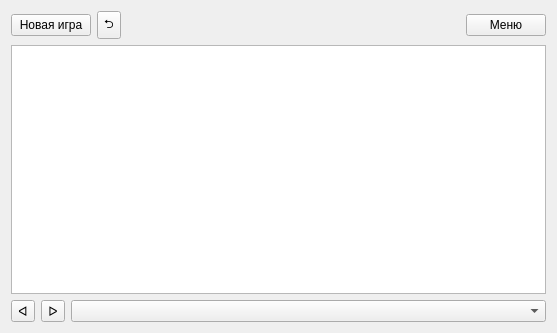
The window that src/gui/screen_game/screen_game.ui (MR-Geri/chess) describes before a commit, drawn with Qt 5.
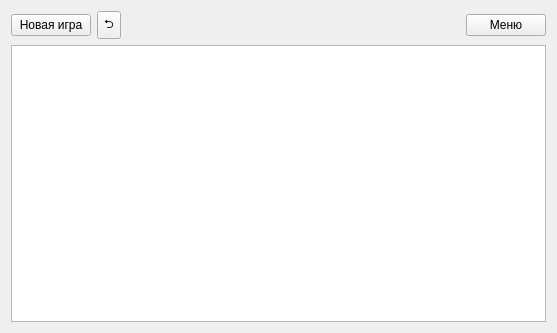
The same window after the commit.

What changed in the file:
```diff
--- a/src/gui/screen_game/screen_game.ui
+++ b/src/gui/screen_game/screen_game.ui
@@ -70,37 +70,6 @@
        </property>
       </widget>
      </item>
-     <item>
-      <layout class="QHBoxLayout" name="game_footer">
-       <item>
-        <widget class="QToolButton" name="buttonPrevStep">
-         <property name="focusPolicy">
-          <enum>Qt::NoFocus</enum>
-         </property>
-         <property name="text">
-          <string>ᐊ</string>
-         </property>
-        </widget>
-       </item>
-       <item>
-        <widget class="QToolButton" name="buttonNextStep">
-         <property name="focusPolicy">
-          <enum>Qt::NoFocus</enum>
-         </property>
-         <property name="text">
-          <string>ᐅ</string>
-         </property>
-        </widget>
-       </item>
-       <item>
-        <widget class="QComboBox" name="comboBoxSteps">
-         <property name="focusPolicy">
-          <enum>Qt::NoFocus</enum>
-         </property>
-        </widget>
-       </item>
-      </layout>
-     </item>
     </layout>
    </item>
   </layout>
```
Left out of the diff: 6 changed lines with no effect on the pictures.
